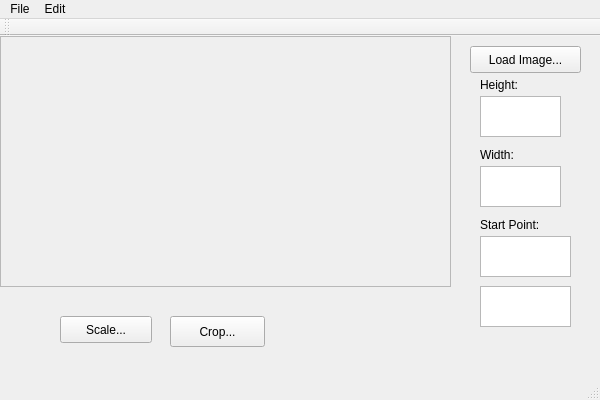
This is trabalho2/mainwindow.ui in Mendelev/cg-ufrj-2011 as Qt 5 draws it before an edit. The edited form follows.
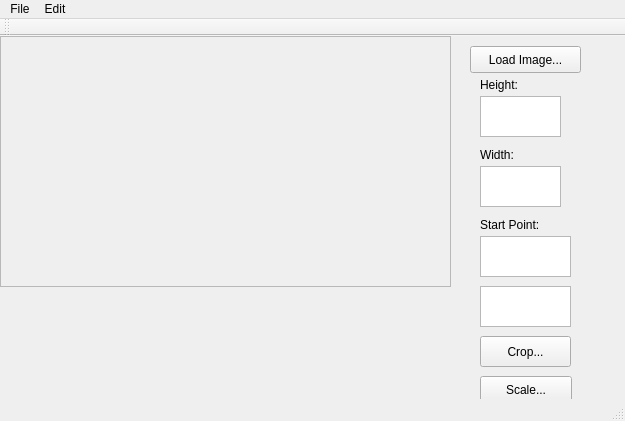
This is the edited form.

```diff
--- a/trabalho2/mainwindow.ui
+++ b/trabalho2/mainwindow.ui
@@ -6,8 +6,8 @@
    <rect>
     <x>0</x>
     <y>0</y>
-    <width>600</width>
-    <height>400</height>
+    <width>625</width>
+    <height>421</height>
    </rect>
   </property>
   <property name="windowTitle">
@@ -82,8 +82,8 @@
    <widget class="QPushButton" name="btnScaleImage">
     <property name="geometry">
      <rect>
-      <x>60</x>
-      <y>280</y>
+      <x>480</x>
+      <y>340</y>
       <width>92</width>
       <height>27</height>
      </rect>
@@ -141,9 +141,9 @@
    <widget class="QPushButton" name="btnCropImage">
     <property name="geometry">
      <rect>
-      <x>170</x>
-      <y>280</y>
-      <width>95</width>
+      <x>480</x>
+      <y>300</y>
+      <width>91</width>
       <height>31</height>
      </rect>
     </property>
@@ -190,7 +190,7 @@
     <rect>
      <x>0</x>
      <y>0</y>
-     <width>600</width>
+     <width>625</width>
      <height>23</height>
     </rect>
    </property>
```
